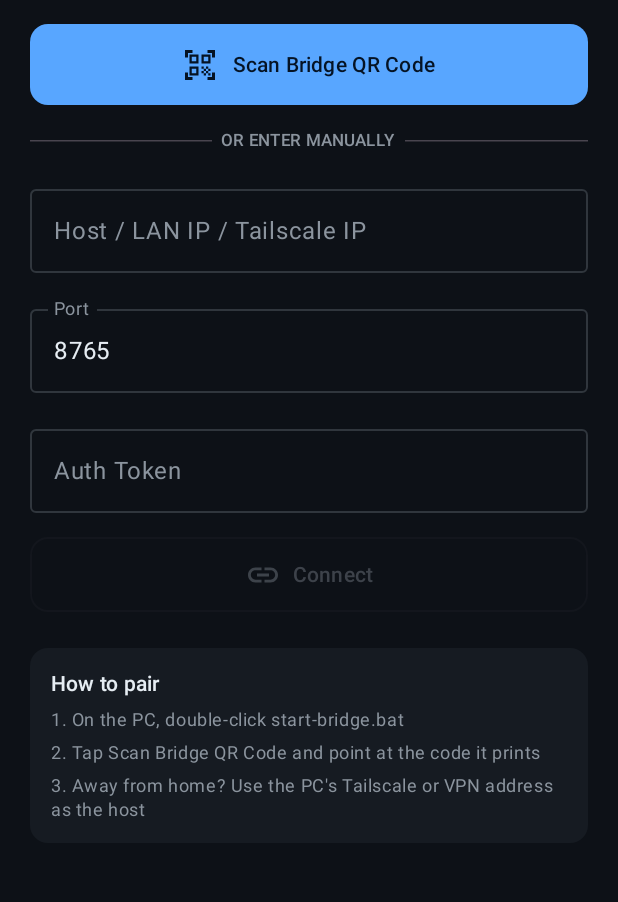
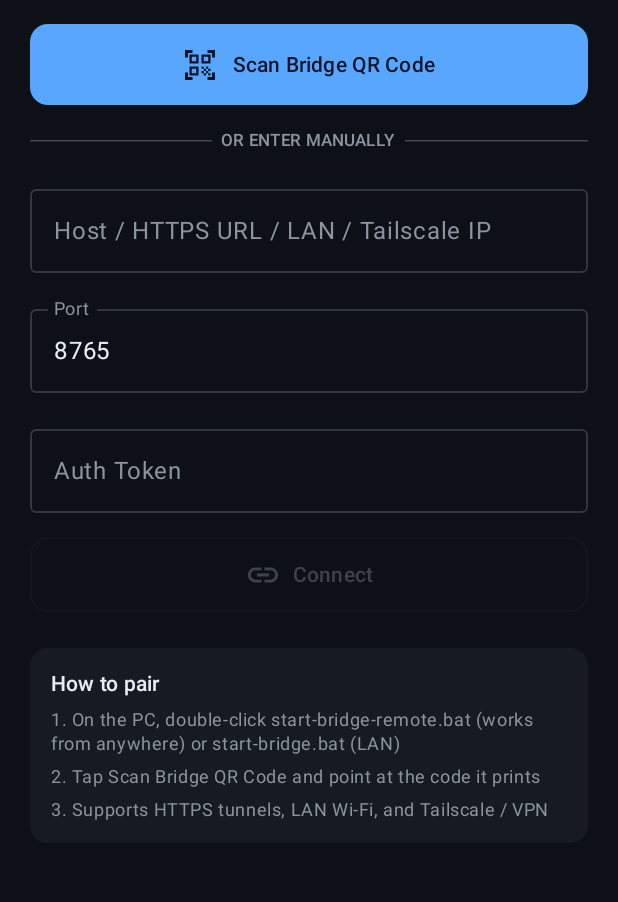
Before and after one commit to dor2500/antigravity-remote, an Android app built with Jetpack Compose: the screen it shows after launch (MainActivity), on a phone screen of 412 x 824 dp, the part 108-1010 px from its top. Run offline under Robolectric (Android 15) with nearby library versions, the phone set to English and light mode, and no system bars.

Commit message:
feat: add anywhere remote access via HTTPS/WSS and automatic Cloudflare Tunnel (start-bridge-remote.bat)

```diff
--- a/android/app/src/main/java/com/antigravity/remote/ui/screens/ConnectionScreen.kt
+++ b/android/app/src/main/java/com/antigravity/remote/ui/screens/ConnectionScreen.kt
@@ -216,8 +216,8 @@ fun ConnectionScreen(
             OutlinedTextField(
                 value = host,
                 onValueChange = { host = it },
-                label = { Text("Host / LAN IP / Tailscale IP") },
-                placeholder = { Text("192.168.1.42") },
+                label = { Text("Host / HTTPS URL / LAN / Tailscale IP") },
+                placeholder = { Text("https://...trycloudflare.com or 192.168.1.42") },
                 singleLine = true,
                 modifier = Modifier.fillMaxWidth()
             )
@@ -314,9 +314,9 @@ private fun PairingHint() {
     ) {
         Text("How to pair", style = MaterialTheme.typography.labelLarge, fontWeight = FontWeight.SemiBold)
         listOf(
-            "1. On the PC, double-click start-bridge.bat",
+            "1. On the PC, double-click start-bridge-remote.bat (works from anywhere) or start-bridge.bat (LAN)",
             "2. Tap Scan Bridge QR Code and point at the code it prints",
-            "3. Away from home? Use the PC's Tailscale or VPN address as the host"
+            "3. Supports HTTPS tunnels, LAN Wi-Fi, and Tailscale / VPN"
         ).forEach {
             Text(it, style = MaterialTheme.typography.bodySmall, color = MaterialTheme.colorScheme.onSurfaceVariant)
         }
```
Also changed, not shown: android/app/src/main/java/com/antigravity/remote/data/Models.kt (+36 -4 lines), android/app/src/main/java/com/antigravity/remote/ui/RemoteViewModel.kt (+7 -3 lines), 5 other files.
